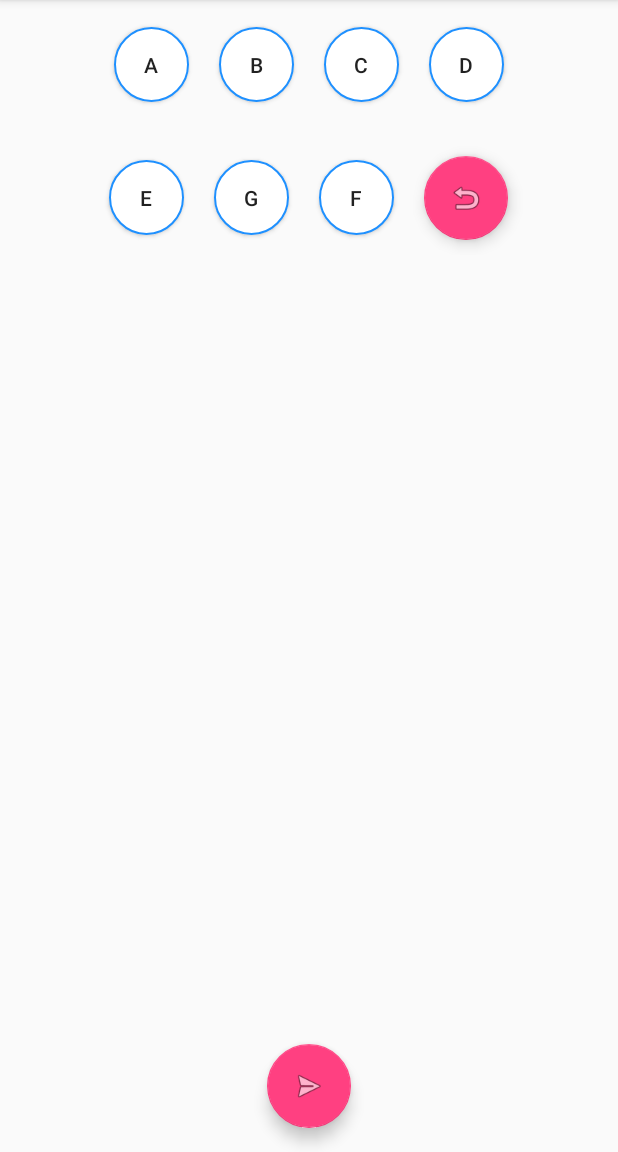
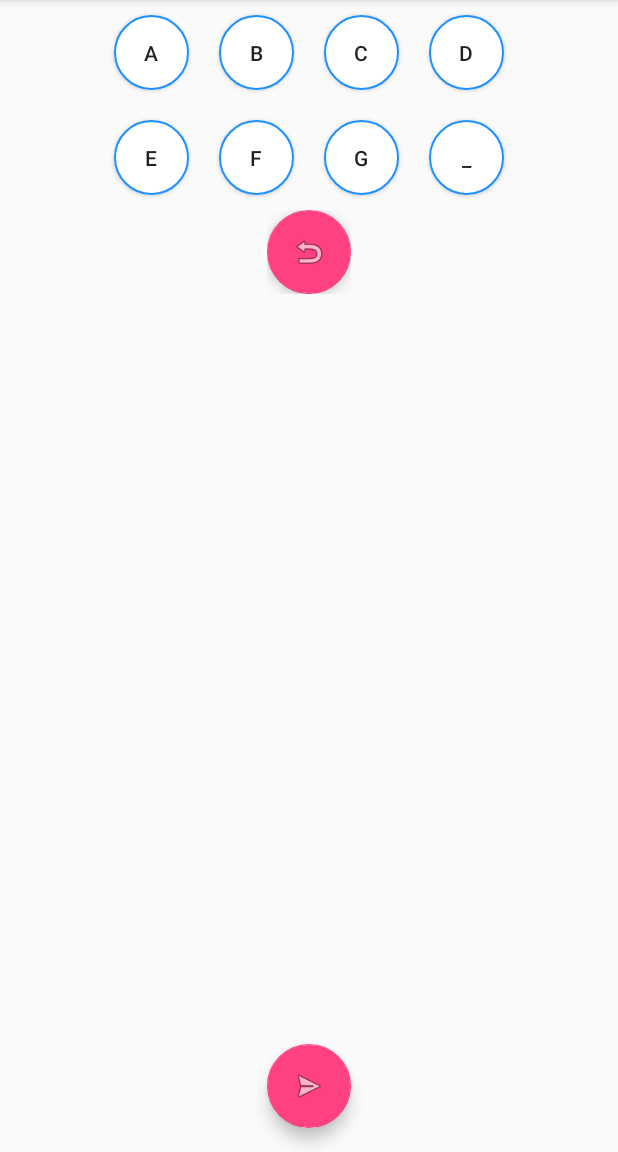
Before and after one commit to Flopsa/EEE3097S, an Android app: the screen it shows after launch (MainActivity), on a phone screen of 412 x 824 dp, the part 84-1236 px from its top. Run offline under Robolectric (Android 15) with nearby library versions, the light colour scheme and no system bars.

Commit message:
Added space button and functionality

```diff
--- a/TuneSelector/app/src/main/java/com/example/android/tuneselector/MainActivity.java
+++ b/TuneSelector/app/src/main/java/com/example/android/tuneselector/MainActivity.java
@@ -37,6 +37,7 @@ public class MainActivity extends AppCompatActivity {
     private Button e_btn;
     private Button f_btn;
     private Button g_btn;
+    private Button space_btn;
 
     private FloatingActionButton undo_btn;
     private FloatingActionButton send_btn;
@@ -141,6 +142,7 @@ public class MainActivity extends AppCompatActivity {
         e_btn = (Button) findViewById(R.id.e_btn);
         f_btn = (Button) findViewById(R.id.f_btn);
         g_btn = (Button) findViewById(R.id.g_btn);
+        space_btn = (Button) findViewById(R.id.space_btn);
         mOutEditText = (EditText) findViewById(R.id.send_sequence);
         undo_btn = (FloatingActionButton) findViewById(R.id.undo_btn);
         send_btn = (FloatingActionButton) findViewById(R.id.send_btn);
@@ -251,6 +253,19 @@ public class MainActivity extends AppCompatActivity {
                 mOutEditText.setText(sequence);
             }
         });
+        space_btn.setOnClickListener(new View.OnClickListener() {
+            @Override
+            public void onClick(View view) {
+                if (firstClick) {
+                    sequence = "_,0,10";
+                    mOutEditText.setVisibility(View.VISIBLE);
+                    firstClick = false;
+                } else {
+                    sequence += ",_,0,10";
+                }
+                mOutEditText.setText(sequence);
+            }
+        });
 
         undo_btn.setOnClickListener(new View.OnClickListener() {
             @Override
--- a/TuneSelector/app/src/main/res/layout/activity_main.xml
+++ b/TuneSelector/app/src/main/res/layout/activity_main.xml
@@ -8,8 +8,8 @@
 
     <LinearLayout
         android:id="@+id/tune_buttons"
-        android:padding="8dp"
         android:layout_centerHorizontal="true"
+        android:gravity="center"
         android:layout_width="wrap_content"
         android:layout_height="wrap_content">
 
@@ -54,7 +54,6 @@
         android:layout_below="@+id/tune_buttons"
         android:layout_centerHorizontal="true"
         android:gravity="center"
-        android:padding="8dp"
         android:orientation="horizontal">
 
         <Button
@@ -67,6 +66,15 @@
             android:text="@string/e" />
 
         <Button
+            android:id="@+id/f_btn"
+            android:layout_width="50dp"
+            android:layout_height="50dp"
+            android:layout_margin="10dp"
+            android:layout_weight="1"
+            android:background="@drawable/roundedbutton"
+            android:text="@string/f" />
+
+        <Button
             android:id="@+id/g_btn"
             android:layout_width="50dp"
             android:layout_height="50dp"
@@ -76,22 +84,30 @@
             android:text="@string/g" />
 
         <Button
-            android:id="@+id/f_btn"
+            android:id="@+id/space_btn"
             android:layout_width="50dp"
             android:layout_height="50dp"
             android:layout_margin="10dp"
             android:layout_weight="1"
             android:background="@drawable/roundedbutton"
-            android:text="@string/f" />
+            android:text="@string/space" />
 
+    </LinearLayout>
+    <LinearLayout
+        android:layout_width="wrap_content"
+        android:layout_height="wrap_content"
+        android:layout_below="@+id/tune_buttons_2"
+        android:id="@+id/undo_layout"
+        android:orientation="horizontal"
+        android:gravity="center"
+        android:layout_centerHorizontal="true"
+        >
         <android.support.design.widget.FloatingActionButton
             android:id="@+id/undo_btn"
             android:layout_width="wrap_content"
             android:layout_height="wrap_content"
-            android:layout_margin="10dp"
             android:clickable="true"
             android:focusable="true"
-
             app:srcCompat="@android:drawable/ic_menu_revert" />
     </LinearLayout>
 
@@ -100,7 +116,7 @@
         android:visibility="invisible"
         android:padding="16dp"
         android:layout_above="@+id/send_btn"
-        android:layout_below="@+id/tune_buttons_2"
+        android:layout_below="@+id/undo_layout"
         android:layout_width="match_parent"
         android:layout_height="wrap_content"
         android:inputType="text|textMultiLine"
--- a/TuneSelector/app/src/main/res/values/strings.xml
+++ b/TuneSelector/app/src/main/res/values/strings.xml
@@ -7,4 +7,5 @@
     <string name="e">E</string>
     <string name="f">F</string>
     <string name="g">G</string>
+    <string name="space">_</string>
 </resources>
```
